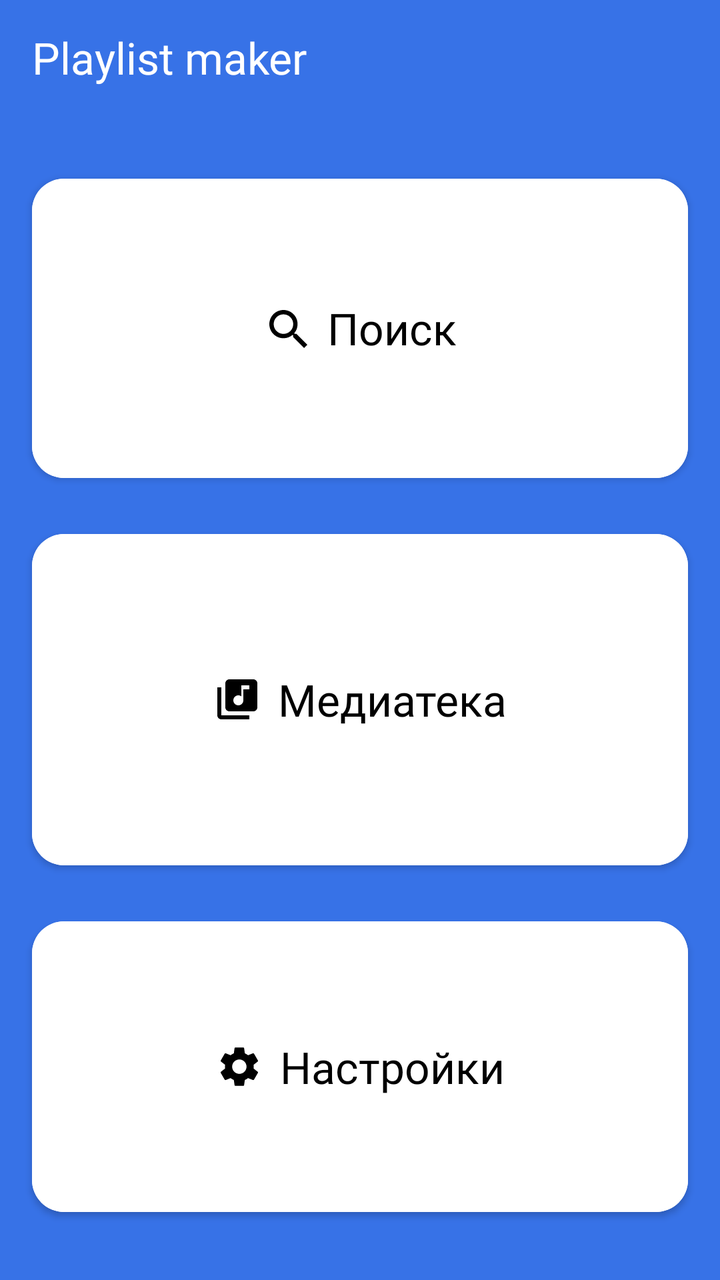
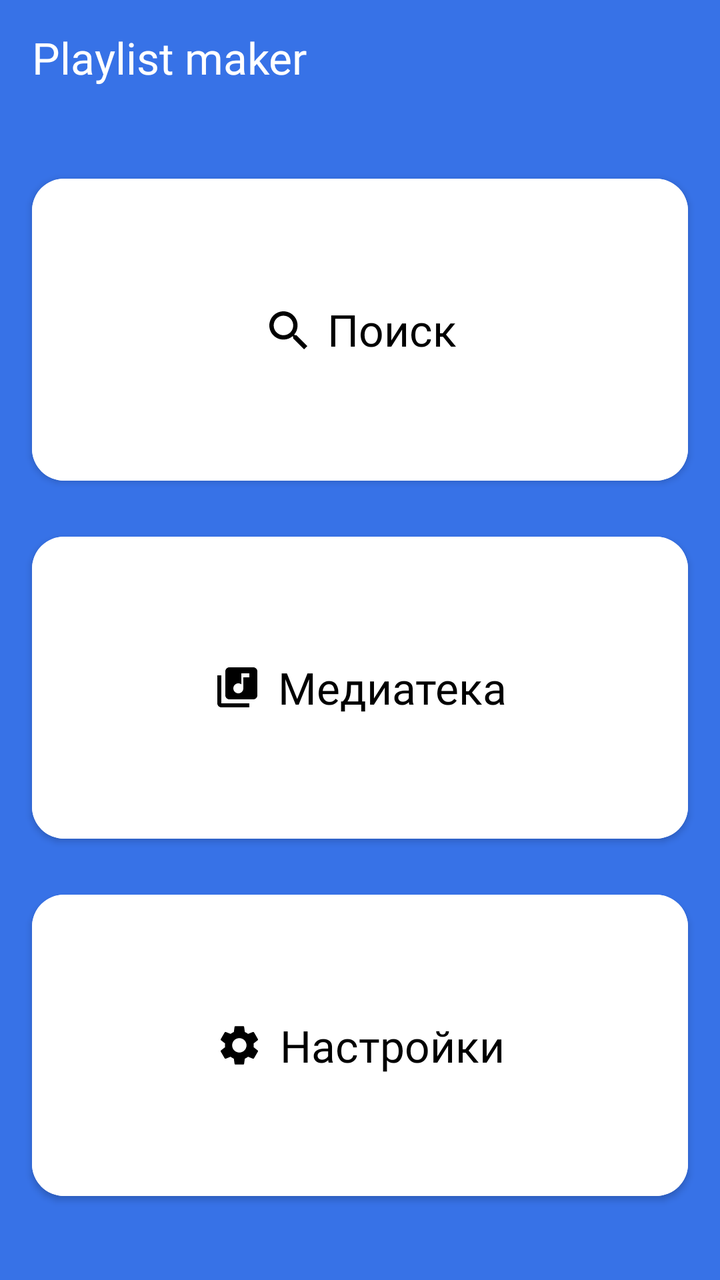

Compare the two renders of this Android layout. The source of the first and the diff that turns it into the second are given below.
<!-- AndroidManifest.xml: application theme Theme.MaterialComponents.DayNight.NoActionBar -->
<!-- res/layout/activity_main.xml -->
<?xml version="1.0" encoding="utf-8"?>
<androidx.constraintlayout.widget.ConstraintLayout
    xmlns:android="http://schemas.android.com/apk/res/android"
    xmlns:app="http://schemas.android.com/apk/res-auto"
    xmlns:tools="http://schemas.android.com/tools"
    android:id="@+id/main"
    android:layout_width="match_parent"
    android:layout_height="match_parent"
    android:background="@color/blue"
    tools:context=".MainActivity">

    <LinearLayout
        android:layout_width="match_parent"
        android:layout_height="match_parent"
        android:orientation="vertical"
        app:layout_constraintTop_toTopOf="parent"
        app:layout_constraintBottom_toBottomOf="parent"
        app:layout_constraintStart_toStartOf="parent"
        app:layout_constraintEnd_toEndOf="parent"
        >

        <TextView
            android:layout_width="match_parent"
            android:layout_height="wrap_content"
            android:layout_margin="4dp"
            android:layout_marginBottom="20dp"
            android:paddingStart="12dp"
            android:paddingEnd="0dp"
            android:paddingTop="10dp"
            android:paddingBottom="12dp"
            android:text="@string/app_name"
            android:fontFamily="@font/yandex_sans_text_medium"
            android:textColor="@color/white"
            android:textSize="22sp" />

        <Button
            android:id="@+id/button_search"
            android:layout_width="match_parent"
            android:layout_height="match_parent"
            android:layout_marginHorizontal="16dp"
            android:layout_marginTop="24dp"
            android:layout_marginBottom="8dp"
            android:layout_weight="1"
            android:text="@string/search"
            android:textAllCaps="false"
            android:fontFamily="@font/yandex_sans_text_medium"
            android:textSize="22sp"
            android:letterSpacing="0"
            android:textColor="@color/black"
            android:backgroundTint="@color/white"
            app:cornerRadius="16dp"
            app:icon="@drawable/ic_magnifier_24"
            app:iconPadding="8dp"
            app:iconGravity="textStart"
            app:iconTint="@color/black"
            android:foreground="?attr/selectableItemBackground"/>

        <Button
            android:id="@+id/button_media"
            android:layout_width="match_parent"
            android:layout_height="match_parent"
            android:layout_marginHorizontal="16dp"
            android:layout_marginVertical="8dp"
            android:layout_weight="1"
            android:backgroundTint="@color/white"
            android:fontFamily="@font/yandex_sans_text_medium"
            android:textSize="22sp"
            android:letterSpacing="0"
            android:text="@string/media"
            android:textAllCaps="false"
            android:textColor="@color/black"
            app:cornerRadius="16dp"
            app:icon="@drawable/ic_media_24"
            app:iconPadding="8dp"
            app:iconGravity="textStart"
            app:iconTint="@color/black"
            android:foreground="?attr/selectableItemBackground"/>

        <Button
            android:id="@+id/button_settings"
            android:layout_width="match_parent"
            android:layout_height="match_parent"
            android:layout_marginHorizontal="16dp"
            android:layout_marginTop="8dp"
            android:layout_marginBottom="28dp"
            android:layout_weight="1"
            android:backgroundTint="@color/white"
            android:textAllCaps="false"
            android:fontFamily="@font/yandex_sans_text_medium"
            android:textSize="22sp"
            android:letterSpacing="0"
            android:text="@string/settings"
            android:textColor="@color/black"
            app:cornerRadius="16dp"
            app:icon="@drawable/ic_settings_24"
            app:iconPadding="8dp"
            app:iconGravity="textStart"
            app:iconTint="@color/black"
            android:foreground="?attr/selectableItemBackground"/>

    </LinearLayout>
</androidx.constraintlayout.widget.ConstraintLayout>
<!-- resources referenced by this layout -->
<resources>
  <color name="black">#FF000000</color>
  <color name="blue">#3772E7</color>
  <color name="white">#FFFFFFFF</color>
  <!-- drawable ic_magnifier_24 (drawable) -->
  <vector xmlns:android="http://schemas.android.com/apk/res/android"
      android:width="24dp"
      android:height="24dp"
      android:viewportWidth="24"
      android:viewportHeight="24">
    <path
        android:pathData="M16.579,14.95H15.721L15.417,14.656C16.481,13.418 17.122,11.81 17.122,10.061C17.122,6.161 13.961,3 10.061,3C6.161,3 3,6.161 3,10.061C3,13.961 6.161,17.122 10.061,17.122C11.81,17.122 13.418,16.481 14.656,15.417L14.95,15.721V16.579L20.381,22L22,20.381L16.579,14.95ZM10.061,14.95C7.356,14.95 5.173,12.766 5.173,10.061C5.173,7.356 7.356,5.173 10.061,5.173C12.766,5.173 14.95,7.356 14.95,10.061C14.95,12.766 12.766,14.95 10.061,14.95Z"
        android:fillColor="#1A1B22"/>
  </vector>
  <!-- drawable ic_media_24 (drawable) -->
  <vector xmlns:android="http://schemas.android.com/apk/res/android"
      android:width="24dp"
      android:height="24dp"
      android:viewportWidth="24"
      android:viewportHeight="24">
    <path
        android:pathData="M20,2H8C6.9,2 6,2.9 6,4V16C6,17.1 6.9,18 8,18H20C21.1,18 22,17.1 22,16V4C22,2.9 21.1,2 20,2ZM18,7H15V12.5C15,13.88 13.88,15 12.5,15C11.12,15 10,13.88 10,12.5C10,11.12 11.12,10 12.5,10C13.07,10 13.58,10.19 14,10.51V5H18V7ZM4,6H2V20C2,21.1 2.9,22 4,22H18V20H4V6Z"
        android:fillColor="#1A1B22"/>
  </vector>
  <!-- drawable ic_settings_24 (drawable) -->
  <vector xmlns:android="http://schemas.android.com/apk/res/android"
      android:width="24dp"
      android:height="24dp"
      android:viewportWidth="24"
      android:viewportHeight="24">
    <path
        android:pathData="M19.14,12.94C19.18,12.64 19.2,12.33 19.2,12C19.2,11.68 19.18,11.36 19.13,11.06L21.16,9.48C21.34,9.34 21.39,9.07 21.28,8.87L19.36,5.55C19.24,5.33 18.99,5.26 18.77,5.33L16.38,6.29C15.88,5.91 15.35,5.59 14.76,5.35L14.4,2.81C14.36,2.57 14.16,2.4 13.92,2.4H10.08C9.84,2.4 9.65,2.57 9.61,2.81L9.25,5.35C8.66,5.59 8.12,5.92 7.63,6.29L5.24,5.33C5.02,5.25 4.77,5.33 4.65,5.55L2.74,8.87C2.62,9.08 2.66,9.34 2.86,9.48L4.89,11.06C4.84,11.36 4.8,11.69 4.8,12C4.8,12.31 4.82,12.64 4.87,12.94L2.84,14.52C2.66,14.66 2.61,14.93 2.72,15.13L4.64,18.45C4.76,18.67 5.01,18.74 5.23,18.67L7.62,17.71C8.12,18.09 8.65,18.41 9.24,18.65L9.6,21.19C9.65,21.43 9.84,21.6 10.08,21.6H13.92C14.16,21.6 14.36,21.43 14.39,21.19L14.75,18.65C15.34,18.41 15.88,18.09 16.37,17.71L18.76,18.67C18.98,18.75 19.23,18.67 19.35,18.45L21.27,15.13C21.39,14.91 21.34,14.66 21.15,14.52L19.14,12.94ZM12,15.6C10.02,15.6 8.4,13.98 8.4,12C8.4,10.02 10.02,8.4 12,8.4C13.98,8.4 15.6,10.02 15.6,12C15.6,13.98 13.98,15.6 12,15.6Z"
        android:fillColor="#1A1B22"/>
  </vector>
  <string name="app_name">Playlist maker</string>
  <string name="media">Медиатека</string>
  <string name="search">Поиск</string>
  <string name="settings">Настройки</string>
</resources>

<!-- the commit's change to res/layout/activity_main.xml (unified diff, before → after) -->
@@ -13,6 +13,7 @@
         android:layout_width="match_parent"
         android:layout_height="match_parent"
         android:orientation="vertical"
+        android:layout_marginBottom="28dp"
         app:layout_constraintTop_toTopOf="parent"
         app:layout_constraintBottom_toBottomOf="parent"
         app:layout_constraintStart_toStartOf="parent"
@@ -22,7 +23,9 @@
         <TextView
             android:layout_width="match_parent"
             android:layout_height="wrap_content"
-            android:layout_margin="4dp"
+            android:layout_marginStart="4dp"
+            android:layout_marginEnd="4dp"
+            android:layout_marginTop="4dp"
             android:layout_marginBottom="20dp"
             android:paddingStart="12dp"
             android:paddingEnd="0dp"
@@ -38,8 +41,7 @@
             android:layout_width="match_parent"
             android:layout_height="match_parent"
             android:layout_marginHorizontal="16dp"
-            android:layout_marginTop="24dp"
-            android:layout_marginBottom="8dp"
+            android:layout_marginVertical="8dp"
             android:layout_weight="1"
             android:text="@string/search"
             android:textAllCaps="false"
@@ -81,8 +83,7 @@
             android:layout_width="match_parent"
             android:layout_height="match_parent"
             android:layout_marginHorizontal="16dp"
-            android:layout_marginTop="8dp"
-            android:layout_marginBottom="28dp"
+            android:layout_marginVertical="8dp"
             android:layout_weight="1"
             android:backgroundTint="@color/white"
             android:textAllCaps="false"
